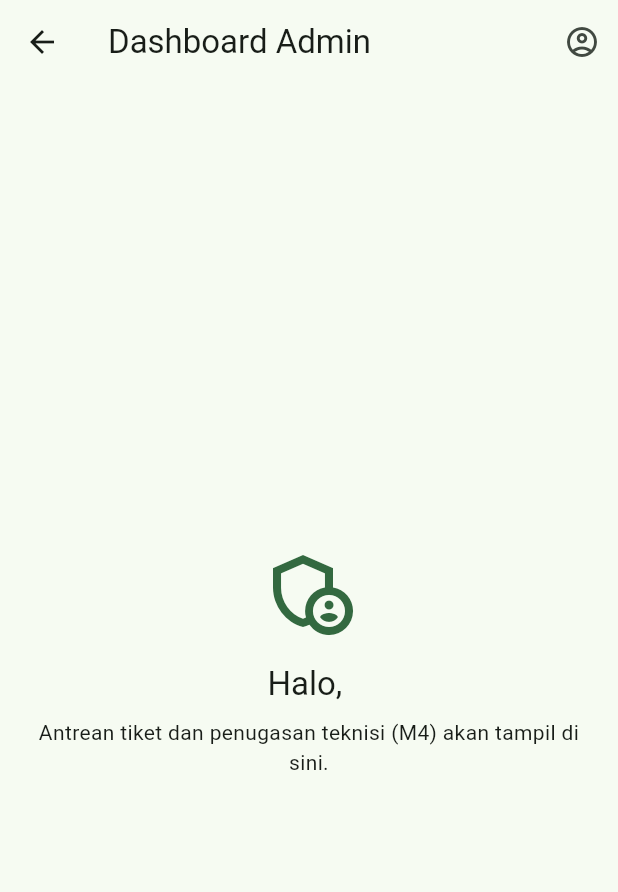
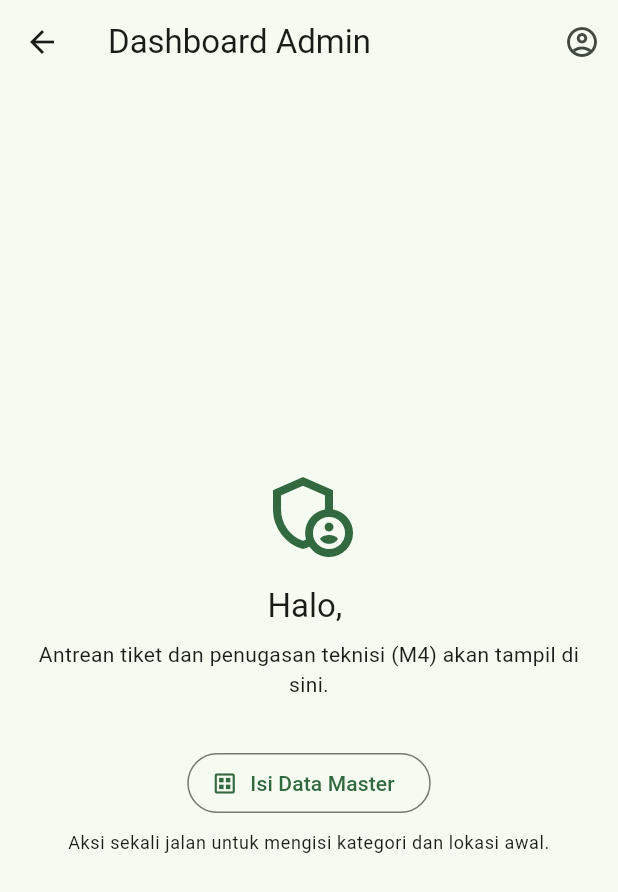
Before and after one commit to wirahrpratama/tugas_besar_pemrograman_mobile, a Flutter app: the AdminDashboard screen opened directly with empty values, on a phone screen of 412 x 824 dp. Shown: the top 892 px of the screen. Run offline on Flutter 3.47's test engine with Material 3 defaults, Android fonts, the phone set to English and light mode, and no system bars; our stand-ins replace cloud_firestore, firebase_auth, firebase_core; accounts and stored records are empty.

Commit message:
feat: rules, seeder button, izin kamera, tes, README

```diff
--- a/lib/screens/home/admin_dashboard.dart
+++ b/lib/screens/home/admin_dashboard.dart
@@ -1,6 +1,7 @@
 import 'package:flutter/material.dart';
 
 import '../../models/report_models.dart';
+import '../../widgets/seed_master_data_button.dart';
 import 'role_home_scaffold.dart';
 
 class AdminDashboard extends StatelessWidget {
@@ -16,6 +17,7 @@ class AdminDashboard extends StatelessWidget {
       icon: Icons.admin_panel_settings_outlined,
       placeholderText:
           'Antrean tiket dan penugasan teknisi (M4) akan tampil di sini.',
+      extraContent: const [SizedBox(height: 32), SeedMasterDataButton()],
     );
   }
 }
--- a/lib/screens/home/role_home_scaffold.dart
+++ b/lib/screens/home/role_home_scaffold.dart
@@ -11,12 +11,16 @@ class RoleHomeScaffold extends StatelessWidget {
     required this.title,
     required this.icon,
     required this.placeholderText,
+    this.extraContent = const <Widget>[],
   });
 
   final AppUser user;
   final String title;
   final IconData icon;
   final String placeholderText;
+
+  /// Widget tambahan di bawah teks placeholder (mis. aksi khusus peran).
+  final List<Widget> extraContent;
 
   @override
   Widget build(BuildContext context) {
@@ -35,7 +39,7 @@ class RoleHomeScaffold extends StatelessWidget {
         ],
       ),
       body: Center(
-        child: Padding(
+        child: SingleChildScrollView(
           padding: const EdgeInsets.all(24),
           child: Column(
             mainAxisSize: MainAxisSize.min,
@@ -45,6 +49,7 @@ class RoleHomeScaffold extends StatelessWidget {
               Text('Halo, ${user.nama}', style: theme.textTheme.titleLarge),
               const SizedBox(height: 8),
               Text(placeholderText, textAlign: TextAlign.center),
+              ...extraContent,
             ],
           ),
         ),
--- a/lib/services/firebase_seeder.dart
+++ b/lib/services/firebase_seeder.dart
@@ -1,16 +1,33 @@
 import 'package:cloud_firestore/cloud_firestore.dart';
 
+/// Jumlah dokumen master data yang ditulis oleh satu kali seeding.
+/// Nilai 0 berarti koleksi tersebut sudah berisi sehingga dilewati.
+class SeedResult {
+  const SeedResult({
+    required this.categoriesSeeded,
+    required this.locationsSeeded,
+  });
+
+  final int categoriesSeeded;
+  final int locationsSeeded;
+
+  bool get nothingToDo => categoriesSeeded == 0 && locationsSeeded == 0;
+}
+
+/// Mengisi master data `categories` dan `locations`.
+///
+/// Penulisan hanya diizinkan untuk admin (lihat `firestore.rules`), jadi
+/// seeder ini dipicu MANUAL dari dashboard admin (tombol "Isi Data Master"),
+/// bukan otomatis dari `main()`.
 class FirebaseSeeder {
-  final FirebaseFirestore _db = FirebaseFirestore.instance;
+  FirebaseSeeder({FirebaseFirestore? firestore}) : _dbOverride = firestore;
 
-  /// Panggil sekali saat aplikasi pertama kali dijalankan untuk mengisi 6 Objek & 10 Ruangan
-  Future<void> seedMasterDataIfNeeded() async {
-    final categoriesSnap = await _db.collection('categories').limit(1).get();
-    if (categoriesSnap.docs.isEmpty) {
-      final batch = _db.batch();
+  final FirebaseFirestore? _dbOverride;
 
-      // 6 Objek Kerusakan sesuai Slide Opsi 5 Dosen
-      final categories = [
+  FirebaseFirestore get _db => _dbOverride ?? FirebaseFirestore.instance;
+
+  /// 6 Objek Kerusakan sesuai Slide Opsi 5 Dosen.
+  static const List<Map<String, Object>> categoryData = [
     {
       'id': 'cat_ac',
       'nama_objek': 'AC & Pendingin Ruangan',
@@ -49,31 +66,117 @@ class FirebaseSeeder {
     },
   ];
 
-      for (final item in categories) {
-        final ref = _db.collection('categories').doc(item['id'] as String);
-        batch.set(ref, item);
+  /// 10 Lokasi Ruangan/Aset dengan Kode QR Terstandarisasi.
+  static const List<Map<String, Object>> locationData = [
+    {
+      'id': 'loc_r101',
+      'kode_ruangan': 'QR-GDA-101',
+      'nama_gedung': 'Gedung A Fasilkom-TI',
+      'nama_ruangan': 'Ruang Kuliah A-101',
+      'lantai': 1,
+    },
+    {
+      'id': 'loc_r102',
+      'kode_ruangan': 'QR-GDA-102',
+      'nama_gedung': 'Gedung A Fasilkom-TI',
+      'nama_ruangan': 'Ruang Kuliah A-102',
+      'lantai': 1,
+    },
+    {
+      'id': 'loc_r201',
+      'kode_ruangan': 'QR-GDA-201',
+      'nama_gedung': 'Gedung A Fasilkom-TI',
+      'nama_ruangan': 'Ruang Kuliah A-201',
+      'lantai': 2,
+    },
+    {
+      'id': 'loc_tlt2',
+      'kode_ruangan': 'QR-GDA-TLT2',
+      'nama_gedung': 'Gedung A Fasilkom-TI',
+      'nama_ruangan': 'Toilet Mahasiswa Lt. 2',
+      'lantai': 2,
+    },
+    {
+      'id': 'loc_lab1',
+      'kode_ruangan': 'QR-LAB-301',
+      'nama_gedung': 'Gedung Laboratorium',
+      'nama_ruangan': 'Lab Pemrograman Mobile',
+      'lantai': 3,
+    },
+    {
+      'id': 'loc_lab2',
+      'kode_ruangan': 'QR-LAB-302',
+      'nama_gedung': 'Gedung Laboratorium',
+      'nama_ruangan': 'Lab Jaringan Komputer',
+      'lantai': 3,
+    },
+    {
+      'id': 'loc_lab3',
+      'kode_ruangan': 'QR-LAB-303',
+      'nama_gedung': 'Gedung Laboratorium',
+      'nama_ruangan': 'Lab Sistem Informasi',
+      'lantai': 3,
+    },
+    {
+      'id': 'loc_aud1',
+      'kode_ruangan': 'QR-AUD-101',
+      'nama_gedung': 'Gedung Auditorium',
+      'nama_ruangan': 'Aula Utama Lt. 1',
+      'lantai': 1,
+    },
+    {
+      'id': 'loc_prp1',
+      'kode_ruangan': 'QR-PRP-101',
+      'nama_gedung': 'Gedung Perpustakaan',
+      'nama_ruangan': 'Ruang Baca Digital',
+      'lantai': 1,
+    },
+    {
+      'id': 'loc_dkn1',
+      'kode_ruangan': 'QR-DKN-101',
+      'nama_gedung': 'Gedung Dekanat',
+      'nama_ruangan': 'Ruang Pelayanan Akademik',
+      'lantai': 1,
+    },
+  ];
+
+  /// Mengisi `categories` dan `locations`, masing-masing hanya bila
+  /// koleksinya masih kosong. Aman dijalankan ulang (idempoten).
+  ///
+  /// Melempar [FirebaseException] (mis. `permission-denied` bila bukan admin,
+  /// `unavailable` bila offline). Bila `categories` sudah terisi tetapi
+  /// `locations` gagal, menjalankannya lagi hanya mengisi yang belum ada.
+  Future<SeedResult> seedMasterDataIfNeeded() async {
+    final categories = await seedCategoriesIfNeeded();
+    final locations = await seedLocationsIfNeeded();
+    return SeedResult(categoriesSeeded: categories, locationsSeeded: locations);
   }
 
-      // 10 Lokasi Ruangan/Aset dengan Kode QR Terstandarisasi
-      final locations = [
-        {'id': 'loc_r101', 'kode_ruangan': 'QR-GDA-101', 'nama_gedung': 'Gedung A Fasilkom-TI', 'nama_ruangan': 'Ruang Kuliah A-101', 'lantai': 1},
-        {'id': 'loc_r102', 'kode_ruangan': 'QR-GDA-102', 'nama_gedung': 'Gedung A Fasilkom-TI', 'nama_ruangan': 'Ruang Kuliah A-102', 'lantai': 1},
-        {'id': 'loc_r201', 'kode_ruangan': 'QR-GDA-201', 'nama_gedung': 'Gedung A Fasilkom-TI', 'nama_ruangan': 'Ruang Kuliah A-201', 'lantai': 2},
-        {'id': 'loc_tlt2', 'kode_ruangan': 'QR-GDA-TLT2', 'nama_gedung': 'Gedung A Fasilkom-TI', 'nama_ruangan': 'Toilet Mahasiswa Lt. 2', 'lantai': 2},
-        {'id': 'loc_lab1', 'kode_ruangan': 'QR-LAB-301', 'nama_gedung': 'Gedung Laboratorium', 'nama_ruangan': 'Lab Pemrograman Mobile', 'lantai': 3},
-        {'id': 'loc_lab2', 'kode_ruangan': 'QR-LAB-302', 'nama_gedung': 'Gedung Laboratorium', 'nama_ruangan': 'Lab Jaringan Komputer', 'lantai': 3},
-        {'id': 'loc_lab3', 'kode_ruangan': 'QR-LAB-303', 'nama_gedung': 'Gedung Laboratorium', 'nama_ruangan': 'Lab Sistem Informasi', 'lantai': 3},
-        {'id': 'loc_aud1', 'kode_ruangan': 'QR-AUD-101', 'nama_gedung': 'Gedung Auditorium', 'nama_ruangan': 'Aula Utama Lt. 1', 'lantai': 1},
-        {'id': 'loc_prp1', 'kode_ruangan': 'QR-PRP-101', 'nama_gedung': 'Gedung Perpustakaan', 'nama_ruangan': 'Ruang Baca Digital', 'lantai': 1},
-        {'id': 'loc_dkn1', 'kode_ruangan': 'QR-DKN-101', 'nama_gedung': 'Gedung Dekanat', 'nama_ruangan': 'Ruang Pelayanan Akademik', 'lantai': 1},
-      ];
+  /// Mengisi `categories` bila kosong. Mengembalikan jumlah dokumen ditulis.
+  Future<int> seedCategoriesIfNeeded() =>
+      _seedIfEmpty('categories', categoryData);
 
-      for (final loc in locations) {
-        final ref = _db.collection('locations').doc(loc['id'] as String);
-        batch.set(ref, loc);
+  /// Mengisi `locations` bila kosong. Mengembalikan jumlah dokumen ditulis.
+  Future<int> seedLocationsIfNeeded() =>
+      _seedIfEmpty('locations', locationData);
+
+  Future<int> _seedIfEmpty(
+    String collection,
+    List<Map<String, Object>> items,
+  ) async {
+    // Source.server: jangan percaya cache lokal untuk keputusan "sudah ada?".
+    // Saat offline ini melempar `unavailable` alih-alih diam-diam menulis.
+    final probe = await _db
+        .collection(collection)
+        .limit(1)
+        .get(const GetOptions(source: Source.server));
+    if (probe.docs.isNotEmpty) return 0;
+
+    final batch = _db.batch();
+    for (final item in items) {
+      batch.set(_db.collection(collection).doc(item['id'] as String), item);
     }
-
     await batch.commit();
+    return items.length;
   }
 }
-}
--- /dev/null
+++ b/lib/widgets/seed_master_data_button.dart
@@ -0,0 +1,125 @@
+import 'dart:async';
+
+import 'package:firebase_core/firebase_core.dart' show FirebaseException;
+import 'package:flutter/material.dart';
+
+import '../services/firebase_seeder.dart';
+
+typedef SeedAction = Future<SeedResult> Function();
+
+/// Aksi manual sekali jalan untuk admin: mengisi master data kategori dan
+/// lokasi. Sengaja TIDAK dipanggil otomatis dari `main()`.
+class SeedMasterDataButton extends StatefulWidget {
+  const SeedMasterDataButton({
+    super.key,
+    this.onSeed,
+    this.timeout = const Duration(seconds: 20),
+  });
+
+  /// Pengganti aksi seeding (untuk pengujian). Default: [FirebaseSeeder].
+  final SeedAction? onSeed;
+
+  /// Batas waktu seluruh proses seeding.
+  final Duration timeout;
+
+  @override
+  State<SeedMasterDataButton> createState() => _SeedMasterDataButtonState();
+}
+
+class _SeedMasterDataButtonState extends State<SeedMasterDataButton> {
+  bool _loading = false;
+
+  Future<void> _seed() async {
+    final confirmed = await showDialog<bool>(
+      context: context,
+      builder: (dialogContext) => AlertDialog(
+        title: const Text('Isi Data Master?'),
+        content: Text(
+          'Aksi ini mengisi ${FirebaseSeeder.categoryData.length} kategori '
+          'kerusakan dan ${FirebaseSeeder.locationData.length} lokasi/QR '
+          'ruangan. Koleksi yang sudah berisi tidak akan diubah.',
+        ),
+        actions: [
+          TextButton(
+            onPressed: () => Navigator.of(dialogContext).pop(false),
+            child: const Text('Batal'),
+          ),
+          FilledButton(
+            onPressed: () => Navigator.of(dialogContext).pop(true),
+            child: const Text('Isi Data'),
+          ),
+        ],
+      ),
+    );
+    if (confirmed != true || !mounted) return;
+
+    setState(() => _loading = true);
+
+    String message;
+    try {
+      final action =
+          widget.onSeed ?? () => FirebaseSeeder().seedMasterDataIfNeeded();
+      final result = await action().timeout(widget.timeout);
+      message = _summary(result);
+    } on TimeoutException {
+      message = 'Waktu habis. Periksa koneksi internet lalu coba lagi.';
+    } on FirebaseException catch (e) {
+      switch (e.code) {
+        case 'permission-denied':
+          message =
+              'Akses ditolak. Hanya akun admin yang boleh mengisi data master '
+              '(pastikan firestore.rules terbaru sudah di-deploy).';
+        case 'unavailable':
+          message = 'Tidak ada koneksi ke server. Coba lagi saat online.';
+        default:
+          message = 'Gagal mengisi data master (${e.code}).';
+      }
+    } catch (_) {
+      message = 'Gagal mengisi data master. Silakan coba lagi.';
+    }
+
+    if (!mounted) return;
+    setState(() => _loading = false);
+    ScaffoldMessenger.of(
+      context,
+    ).showSnackBar(SnackBar(content: Text(message)));
+  }
+
+  static String _summary(SeedResult result) {
+    if (result.nothingToDo) {
+      return 'Data master sudah lengkap. Tidak ada yang diubah.';
+    }
+    final categories = result.categoriesSeeded > 0
+        ? '${result.categoriesSeeded} kategori ditambahkan'
+        : 'kategori sudah ada';
+    final locations = result.locationsSeeded > 0
+        ? '${result.locationsSeeded} lokasi ditambahkan'
+        : 'lokasi sudah ada';
+    return 'Selesai: $categories, $locations.';
+  }
+
+  @override
+  Widget build(BuildContext context) {
+    return Column(
+      mainAxisSize: MainAxisSize.min,
+      children: [
+        OutlinedButton.icon(
+          onPressed: _loading ? null : _seed,
+          icon: _loading
+              ? const SizedBox.square(
+                  dimension: 18,
+                  child: CircularProgressIndicator(strokeWidth: 2),
+                )
+              : const Icon(Icons.dataset_outlined),
+          label: const Text('Isi Data Master'),
+        ),
+        const SizedBox(height: 8),
+        Text(
+          'Aksi sekali jalan untuk mengisi kategori dan lokasi awal.',
+          style: Theme.of(context).textTheme.bodySmall,
+          textAlign: TextAlign.center,
+        ),
+      ],
+    );
+  }
+}
```
Also changed, not shown: lib/services/report_service.dart (+19 -7 lines), firebase.json, 8 other files. Lines whose indentation alone changed are shown as unchanged.
